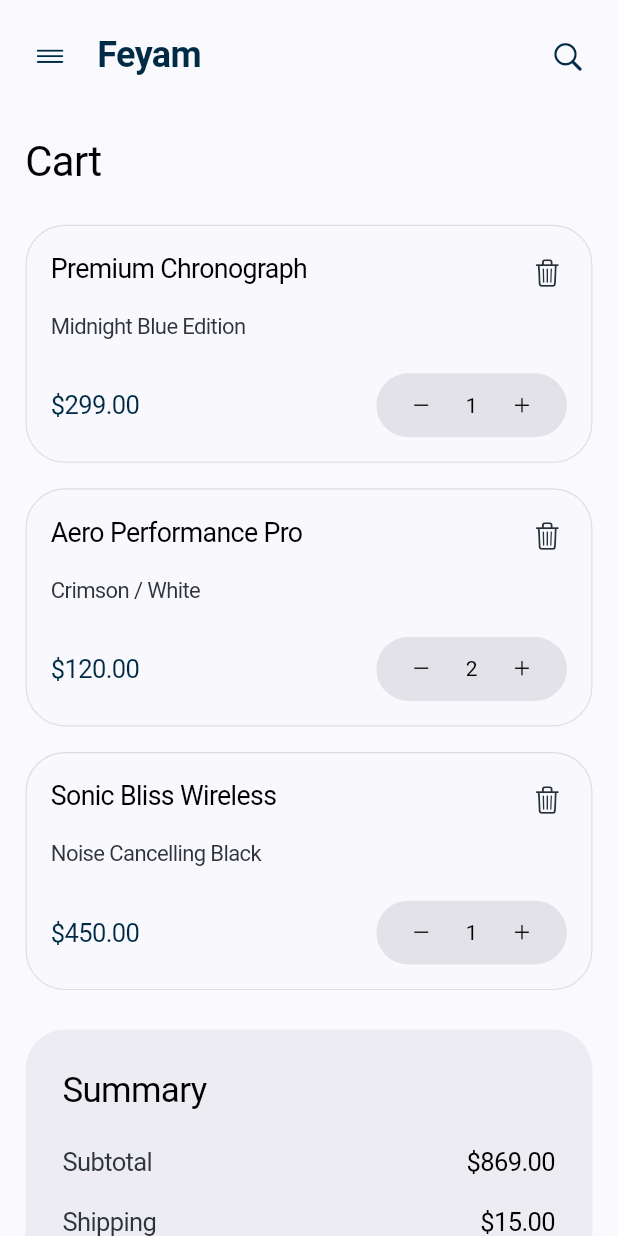
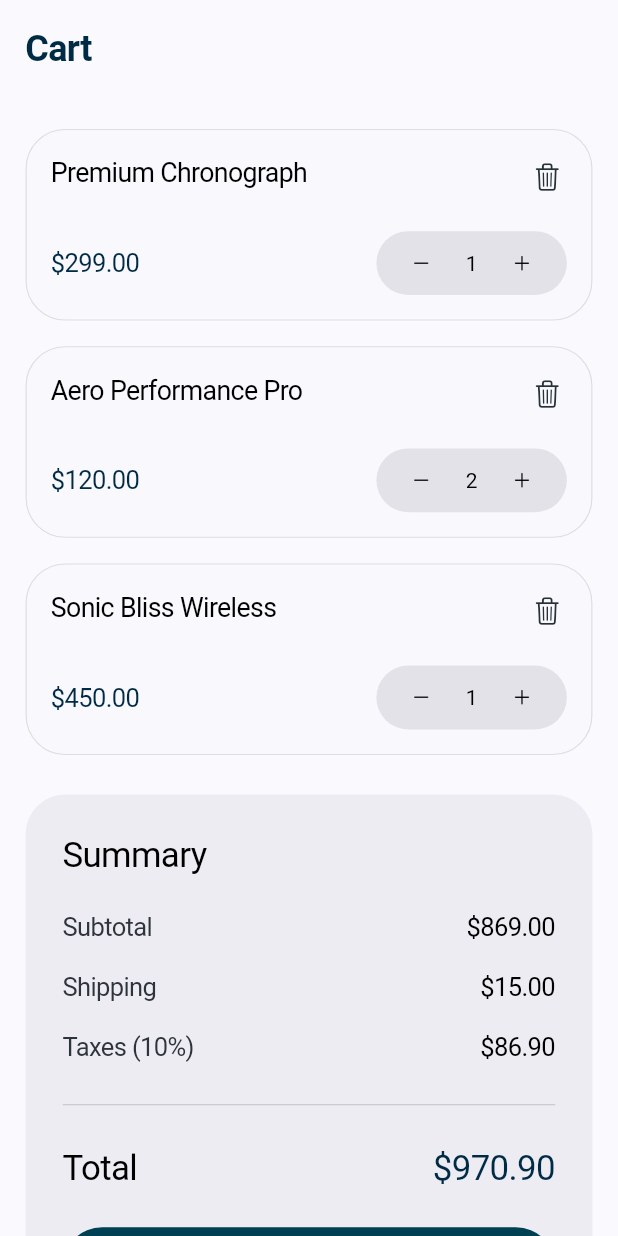
Before and after one commit to FeyamBackend/feyam_app, a Flutter app: the _CupertinoCartContent widget shown alone on an empty page, opened directly, on a phone screen of 412 x 824 dp. Run offline on Flutter 3.47's test engine with Material 3 defaults, Android fonts, the phone set to English and light mode, and no system bars; our stand-ins replace equatable, flutter_bloc, flutter_secure_storage, get_it, google_fonts; missing offline and left inert: flutter_appauth; accounts and stored records are empty.

Commit message:
refactor: Simplify cart and profile headers; remove unused localization details

```diff
--- a/lib/features/cart/presentation/screens/cart_screen.dart
+++ b/lib/features/cart/presentation/screens/cart_screen.dart
@@ -21,20 +21,15 @@ class _MaterialCartContent extends StatelessWidget {
 
   @override
   Widget build(BuildContext context) {
-    final l10n = AppLocalizations.of(context)!;
     const items = <_MaterialCartItem>[
       _MaterialCartItem(
         name: 'Velocita Pro Runner',
-        description:
-            'High-performance athletic footwear designed for maximum energy return and breathability.',
         variant: 'Size: 42 • Red',
         price: r'$149.00',
         quantity: 1,
       ),
       _MaterialCartItem(
         name: 'Aura Minimalist Timepiece',
-        description:
-            'Surgical grade stainless steel with a scratch-resistant sapphire crystal display.',
         variant: 'Silver • 40mm',
         price: r'$210.00',
         quantity: 1,
@@ -61,8 +56,6 @@ class _MaterialCartContent extends StatelessWidget {
                   child: Column(
                     crossAxisAlignment: CrossAxisAlignment.stretch,
                     children: <Widget>[
-                      _MaterialCartTitle(scale: scale, title: l10n.cartTitle),
-                      SizedBox(height: 50 * scale),
                       _MaterialCartItemsCard(scale: scale, items: items),
                       SizedBox(height: 48 * scale),
                       _MaterialCartTotals(scale: scale),
@@ -100,21 +93,13 @@ class _MaterialCartHeader extends StatelessWidget {
       child: SafeArea(
         bottom: false,
         child: SizedBox(
-          height: 102 * scale,
+          height: 100 * scale,
           child: Padding(
             padding: EdgeInsets.symmetric(horizontal: 29 * scale),
-            child: Row(
-              children: <Widget>[
-                IconButton(
-                  tooltip: l10n.profileMenuSemanticLabel,
-                  onPressed: () {},
-                  icon: Icon(Icons.menu, size: 33 * scale),
-                  color: const Color(0xFF0059C7),
-                ),
-                Expanded(
+            child: Align(
+              alignment: Alignment.centerLeft,
               child: Text(
-                    'Feyam',
-                    textAlign: TextAlign.center,
+                l10n.cartTitle,
                 style: textTheme.headlineMedium?.copyWith(
                   color: const Color(0xFF111315),
                   fontSize: 31 * scale,
@@ -123,36 +108,8 @@ class _MaterialCartHeader extends StatelessWidget {
                 ),
               ),
             ),
-                IconButton(
-                  tooltip: l10n.cartSearchSemanticLabel,
-                  onPressed: () {},
-                  icon: Icon(Icons.search, size: 39 * scale),
-                  color: const Color(0xFF0059C7),
-                ),
-              ],
           ),
         ),
-        ),
-      ),
-    );
-  }
-}
-
-class _MaterialCartTitle extends StatelessWidget {
-  const _MaterialCartTitle({required this.scale, required this.title});
-
-  final double scale;
-  final String title;
-
-  @override
-  Widget build(BuildContext context) {
-    return Text(
-      title,
-      style: Theme.of(context).textTheme.displayMedium?.copyWith(
-        color: const Color(0xFF111315),
-        fontSize: 57 * scale,
-        fontWeight: FontWeight.w800,
-        height: 1,
       ),
     );
   }
@@ -246,16 +203,6 @@ class _MaterialCartItemRow extends StatelessWidget {
                 ),
               ),
             ],
-          ),
-          SizedBox(height: 12 * scale),
-          Text(
-            item.description,
-            style: textTheme.titleLarge?.copyWith(
-              color: const Color(0xFF2D3340),
-              fontSize: 25 * scale,
-              fontWeight: FontWeight.w400,
-              height: 1.18,
-            ),
           ),
           SizedBox(height: 30 * scale),
           Row(
@@ -474,14 +421,12 @@ class _MaterialCartFootnote extends StatelessWidget {
 class _MaterialCartItem {
   const _MaterialCartItem({
     required this.name,
-    required this.description,
     required this.variant,
     required this.price,
     required this.quantity,
   });
 
   final String name;
-  final String description;
   final String variant;
   final String price;
   final int quantity;
@@ -496,19 +441,16 @@ class _CupertinoCartContent extends StatelessWidget {
     final items = <_CartItem>[
       _CartItem(
         name: l10n.cartItemChronographName,
-        detail: l10n.cartItemChronographDetail,
         price: r'$299.00',
         quantity: 1,
       ),
       _CartItem(
         name: l10n.cartItemAeroName,
-        detail: l10n.cartItemAeroDetail,
         price: r'$120.00',
         quantity: 2,
       ),
       _CartItem(
         name: l10n.cartItemSonicName,
-        detail: l10n.cartItemSonicDetail,
         price: r'$450.00',
         quantity: 1,
       ),
@@ -532,8 +474,6 @@ class _CupertinoCartContent extends StatelessWidget {
               children: <Widget>[
                 _CupertinoCartHeader(scale: scale),
                 SizedBox(height: 52 * scale),
-                _CupertinoCartTitle(scale: scale, title: l10n.navCart),
-                SizedBox(height: 34 * scale),
                 for (final item in items) ...[
                   _CupertinoCartItemCard(scale: scale, item: item),
                   SizedBox(height: 22 * scale),
@@ -559,72 +499,18 @@ class _CupertinoCartHeader extends StatelessWidget {
     final l10n = AppLocalizations.of(context)!;
     final theme = CupertinoTheme.of(context);
 
-    return Row(
-      children: <Widget>[
-        CupertinoButton(
-          minimumSize: Size.square(42 * scale),
-          padding: EdgeInsets.zero,
-          onPressed: () {},
-          child: Semantics(
-            label: l10n.profileMenuSemanticLabel,
-            child: Icon(
-              CupertinoIcons.line_horizontal_3,
-              color: const Color(0xFF002B45),
-              size: 27 * scale,
-            ),
-          ),
-        ),
-        SizedBox(width: 20 * scale),
-        Expanded(
-          child: Text(
-            'Feyam',
+    return Text(
+      l10n.navCart,
       style: theme.textTheme.textStyle.copyWith(
         color: const Color(0xFF002B45),
         fontSize: 31 * scale,
         fontWeight: FontWeight.w700,
         height: 1,
       ),
-          ),
-        ),
-        CupertinoButton(
-          minimumSize: Size.square(42 * scale),
-          padding: EdgeInsets.zero,
-          onPressed: () {},
-          child: Semantics(
-            label: l10n.cartSearchSemanticLabel,
-            child: Icon(
-              CupertinoIcons.search,
-              color: const Color(0xFF002B45),
-              size: 30 * scale,
-            ),
-          ),
-        ),
-      ],
     );
   }
 }
 
-class _CupertinoCartTitle extends StatelessWidget {
-  const _CupertinoCartTitle({required this.scale, required this.title});
-
-  final double scale;
-  final String title;
-
-  @override
-  Widget build(BuildContext context) {
-    final theme = CupertinoTheme.of(context);
-
-    return Text(
-      title,
-      style: theme.textTheme.textStyle.copyWith(
-        color: CupertinoColors.black,
-        fontSize: 36 * scale,
-        fontWeight: FontWeight.w400,
-        height: 1.05,
-      ),
-    );
-  }
-}
 
 class _CupertinoCartItemCard extends StatelessWidget {
   const _CupertinoCartItemCard({required this.scale, required this.item});
@@ -683,17 +569,6 @@ class _CupertinoCartItemCard extends StatelessWidget {
                   ),
                 ),
               ],
-            ),
-            SizedBox(height: 18 * scale),
-            Text(
-              item.detail,
-              maxLines: 1,
-              overflow: TextOverflow.ellipsis,
-              style: theme.textTheme.textStyle.copyWith(
-                color: const Color(0xFF2E343B),
-                fontSize: 19 * scale,
-                fontWeight: FontWeight.w400,
-              ),
             ),
             SizedBox(height: 30 * scale),
             Row(
@@ -943,13 +818,11 @@ class _CupertinoSummaryRow extends StatelessWidget {
 class _CartItem {
   const _CartItem({
     required this.name,
-    required this.detail,
     required this.price,
     required this.quantity,
   });
 
   final String name;
-  final String detail;
   final String price;
   final int quantity;
 }
--- a/lib/l10n/app_en.arb
+++ b/lib/l10n/app_en.arb
@@ -47,11 +47,8 @@
     "profileMenuSemanticLabel": "Open menu",
     "profileSettingsSemanticLabel": "Open settings",
     "cartItemChronographName": "Premium Chronograph",
-    "cartItemChronographDetail": "Midnight Blue Edition",
     "cartItemAeroName": "Aero Performance Pro",
-    "cartItemAeroDetail": "Crimson / White",
     "cartItemSonicName": "Sonic Bliss Wireless",
-    "cartItemSonicDetail": "Noise Cancelling Black",
     "cartSummaryTitle": "Summary",
     "cartSubtotal": "Subtotal",
     "cartShipping": "Shipping",
--- a/lib/l10n/app_es.arb
+++ b/lib/l10n/app_es.arb
@@ -41,11 +41,8 @@
     "profileMenuSemanticLabel": "Abrir menú",
     "profileSettingsSemanticLabel": "Abrir ajustes",
     "cartItemChronographName": "Premium Chronograph",
-    "cartItemChronographDetail": "Midnight Blue Edition",
     "cartItemAeroName": "Aero Performance Pro",
-    "cartItemAeroDetail": "Crimson / White",
     "cartItemSonicName": "Sonic Bliss Wireless",
-    "cartItemSonicDetail": "Noise Cancelling Black",
     "cartSummaryTitle": "Resumen",
     "cartSubtotal": "Subtotal",
     "cartShipping": "Envío",
--- a/lib/l10n/app_localizations.dart
+++ b/lib/l10n/app_localizations.dart
@@ -350,35 +350,17 @@ abstract class AppLocalizations {
   /// **'Premium Chronograph'**
   String get cartItemChronographName;
 
-  /// No description provided for @cartItemChronographDetail.
-  ///
-  /// In en, this message translates to:
-  /// **'Midnight Blue Edition'**
-  String get cartItemChronographDetail;
-
   /// No description provided for @cartItemAeroName.
   ///
   /// In en, this message translates to:
   /// **'Aero Performance Pro'**
   String get cartItemAeroName;
 
-  /// No description provided for @cartItemAeroDetail.
-  ///
-  /// In en, this message translates to:
-  /// **'Crimson / White'**
-  String get cartItemAeroDetail;
-
   /// No description provided for @cartItemSonicName.
   ///
   /// In en, this message translates to:
   /// **'Sonic Bliss Wireless'**
   String get cartItemSonicName;
-
-  /// No description provided for @cartItemSonicDetail.
-  ///
-  /// In en, this message translates to:
-  /// **'Noise Cancelling Black'**
-  String get cartItemSonicDetail;
 
   /// No description provided for @cartSummaryTitle.
   ///
--- a/lib/l10n/app_localizations_en.dart
+++ b/lib/l10n/app_localizations_en.dart
@@ -136,19 +136,10 @@ class AppLocalizationsEn extends AppLocalizations {
   String get cartItemChronographName => 'Premium Chronograph';
 
   @override
-  String get cartItemChronographDetail => 'Midnight Blue Edition';
-
-  @override
   String get cartItemAeroName => 'Aero Performance Pro';
 
   @override
-  String get cartItemAeroDetail => 'Crimson / White';
-
-  @override
   String get cartItemSonicName => 'Sonic Bliss Wireless';
-
-  @override
-  String get cartItemSonicDetail => 'Noise Cancelling Black';
 
   @override
   String get cartSummaryTitle => 'Summary';
--- a/lib/l10n/app_localizations_es.dart
+++ b/lib/l10n/app_localizations_es.dart
@@ -136,19 +136,10 @@ class AppLocalizationsEs extends AppLocalizations {
   String get cartItemChronographName => 'Premium Chronograph';
 
   @override
-  String get cartItemChronographDetail => 'Midnight Blue Edition';
-
-  @override
   String get cartItemAeroName => 'Aero Performance Pro';
 
   @override
-  String get cartItemAeroDetail => 'Crimson / White';
-
-  @override
   String get cartItemSonicName => 'Sonic Bliss Wireless';
-
-  @override
-  String get cartItemSonicDetail => 'Noise Cancelling Black';
 
   @override
   String get cartSummaryTitle => 'Resumen';
```
Also changed, not shown: lib/features/home/presentation/screens/home_screen.dart (+8 -12 lines), lib/features/profile/presentation/screens/profile_screen.dart (+12 -59 lines). Lines whose indentation alone changed are shown as unchanged.
